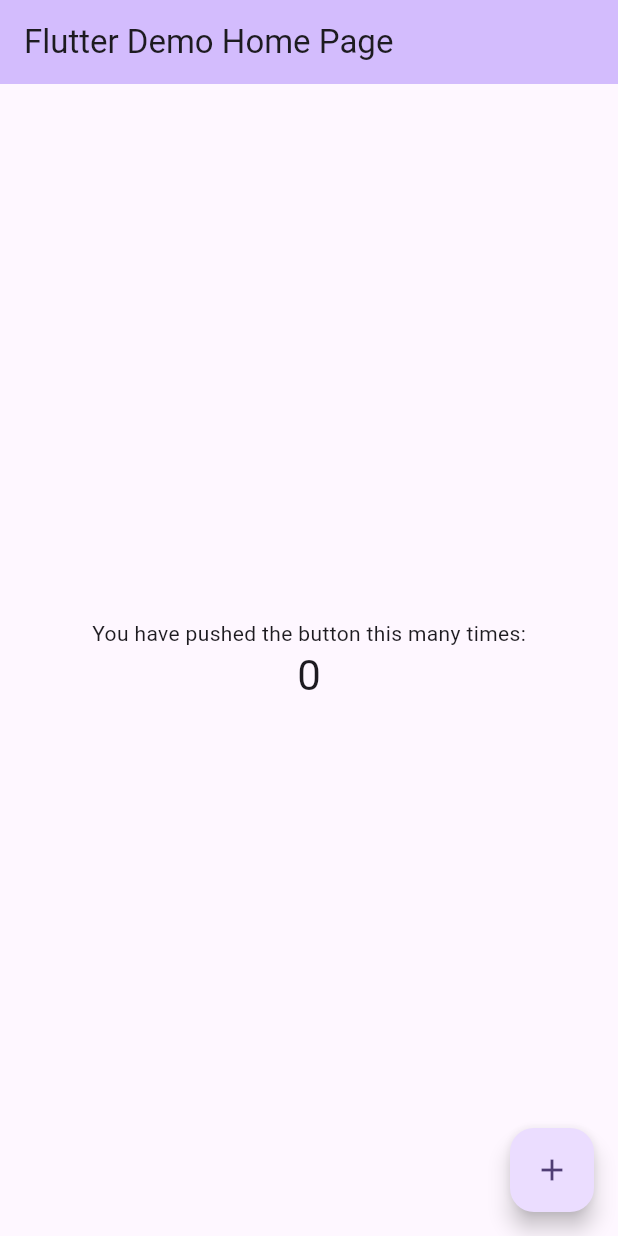
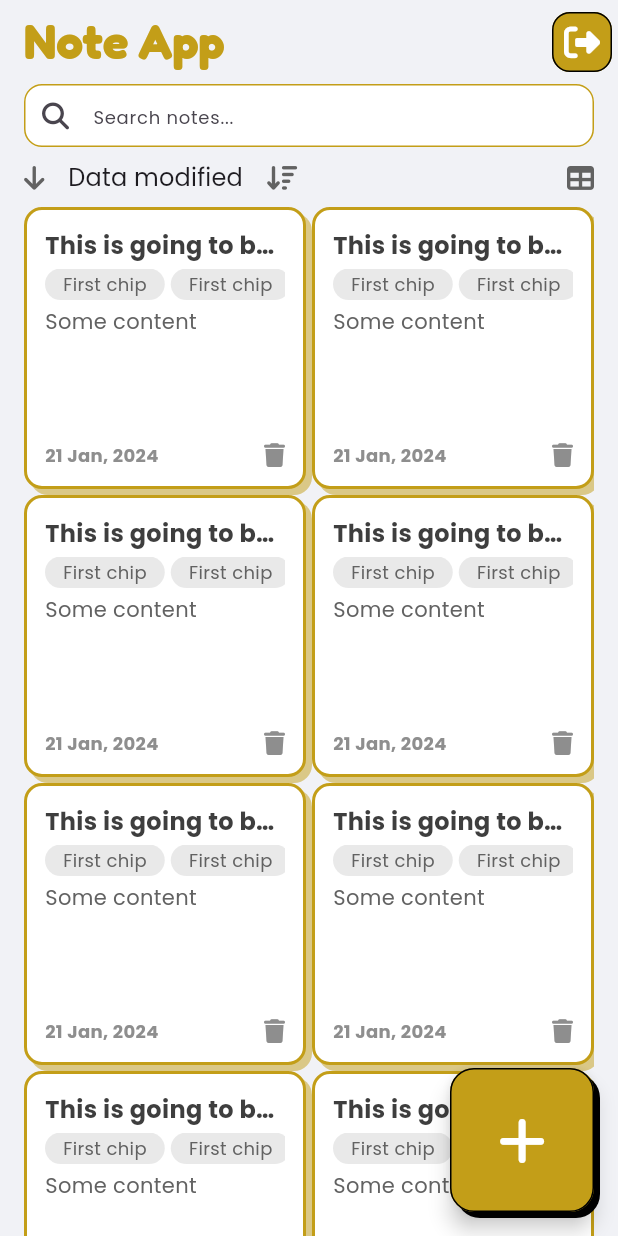
Before and after one commit to Naddz2005/Note-App, a Flutter app: the screen it shows after launch, on a phone screen of 412 x 824 dp. Run offline on Flutter 3.47's test engine with Material 3 defaults, Android fonts, the phone set to English and light mode, and no system bars; our stand-ins replace firebase_core, font_awesome_flutter; accounts and stored records are empty.

Commit message:
Them phong chu va lam giao dien trang chu note app

```diff
--- /dev/null
+++ b/lib/core/constants.dart
@@ -0,0 +1,11 @@
+import 'package:flutter/material.dart';
+
+const Color primary = Color(0xFFC39E18);
+const Color gray900 = Color(0xFF3E3E3E);
+const Color gray700 = Color(0xFF626262);
+const Color gray500 = Color(0xFF8E8E8E);
+const Color gray300 = Color(0xFFBEBEBE);
+const Color gray100 = Color(0xFFE9E9E9);
+const Color background = Color(0xFFF1F2F6);
+const Color black = Colors.black;
+const Color white = Colors.white;
--- a/lib/main.dart
+++ b/lib/main.dart
@@ -1,7 +1,9 @@
 import 'package:flutter/material.dart';
 import 'package:firebase_core/firebase_core.dart';
-import 'package:flutter/rendering.dart';
-Future<void> main() async{
+import 'package:note_app/core/constants.dart';
+import 'package:note_app/pages/main_page.dart';
+
+Future<void> main() async {
   WidgetsFlutterBinding.ensureInitialized();
   await Firebase.initializeApp();
   runApp(const MyApp());
@@ -16,113 +18,21 @@ class MyApp extends StatelessWidget {
     return MaterialApp(
       title: 'Flutter Demo',
       theme: ThemeData(
-        // This is the theme of your application.
-        //
-        // TRY THIS: Try running your application with "flutter run". You'll see
-        // the application has a purple toolbar. Then, without quitting the app,
-        // try changing the seedColor in the colorScheme below to Colors.green
-        // and then invoke "hot reload" (save your changes or press the "hot
-        // reload" button in a Flutter-supported IDE, or press "r" if you used
-        // the command line to start the app).
-        //
-        // Notice that the counter didn't reset back to zero; the application
-        // state is not lost during the reload. To reset the state, use hot
-        // restart instead.
-        //
-        // This works for code too, not just values: Most code changes can be
-        // tested with just a hot reload.
         colorScheme: ColorScheme.fromSeed(seedColor: Colors.deepPurple),
         useMaterial3: true,
+        fontFamily: 'Poppins',
+        scaffoldBackgroundColor: background,
+        appBarTheme: Theme.of(context).appBarTheme.copyWith(
+              backgroundColor: Colors.transparent,
+              titleTextStyle: TextStyle(
+                color: primary,
+                fontFamily: 'Fredoka',
+                fontSize: 32,
+                fontWeight: FontWeight.w600
+              ),
+            ),
       ),
-      home: const MyHomePage(title: 'Flutter Demo Home Page'),
+      home: MainPage(),
     );
   }
 }
-
-class MyHomePage extends StatefulWidget {
-  const MyHomePage({super.key, required this.title});
-
-  // This widget is the home page of your application. It is stateful, meaning
-  // that it has a State object (defined below) that contains fields that affect
-  // how it looks.
-
-  // This class is the configuration for the state. It holds the values (in this
-  // case the title) provided by the parent (in this case the App widget) and
-  // used by the build method of the State. Fields in a Widget subclass are
-  // always marked "final".
-
-  final String title;
-
-  @override
-  State<MyHomePage> createState() => _MyHomePageState();
-}
-
-class _MyHomePageState extends State<MyHomePage> {
-  int _counter = 0;
-
-  void _incrementCounter() {
-    setState(() {
-      // This call to setState tells the Flutter framework that something has
-      // changed in this State, which causes it to rerun the build method below
-      // so that the display can reflect the updated values. If we changed
-      // _counter without calling setState(), then the build method would not be
-      // called again, and so nothing would appear to happen.
-      _counter++;
-    });
-  }
-
-  @override
-  Widget build(BuildContext context) {
-    // This method is rerun every time setState is called, for instance as done
-    // by the _incrementCounter method above.
-    //
-    // The Flutter framework has been optimized to make rerunning build methods
-    // fast, so that you can just rebuild anything that needs updating rather
-    // than having to individually change instances of widgets.
-    return Scaffold(
-      appBar: AppBar(
-        // TRY THIS: Try changing the color here to a specific color (to
-        // Colors.amber, perhaps?) and trigger a hot reload to see the AppBar
-        // change color while the other colors stay the same.
-        backgroundColor: Theme.of(context).colorScheme.inversePrimary,
-        // Here we take the value from the MyHomePage object that was created by
-        // the App.build method, and use it to set our appbar title.
-        title: Text(widget.title),
-      ),
-      body: Center(
-        // Center is a layout widget. It takes a single child and positions it
-        // in the middle of the parent.
-        child: Column(
-          // Column is also a layout widget. It takes a list of children and
-          // arranges them vertically. By default, it sizes itself to fit its
-          // children horizontally, and tries to be as tall as its parent.
-          //
-          // Column has various properties to control how it sizes itself and
-          // how it positions its children. Here we use mainAxisAlignment to
-          // center the children vertically; the main axis here is the vertical
-          // axis because Columns are vertical (the cross axis would be
-          // horizontal).
-          //
-          // TRY THIS: Invoke "debug painting" (choose the "Toggle Debug Paint"
-          // action in the IDE, or press "p" in the console), to see the
-          // wireframe for each widget.
-          mainAxisAlignment: MainAxisAlignment.center,
-          children: <Widget>[
-            const Text(
-              'You have pushed the button this many times:',
-            ),
-            Text(
-              '$_counter',
-              style: Theme.of(context).textTheme.headlineMedium,
-            ),
-          ],
-        ),
-      ),
-      floatingActionButton: FloatingActionButton(
-        onPressed: _incrementCounter,
-        tooltip: 'Increment',
-        child: const Icon(Icons.add),
-      ), // This trailing comma makes auto-formatting nicer for build methods.
-    );
-  }
-}
--- /dev/null
+++ b/lib/pages/main_page.dart
@@ -0,0 +1,140 @@
+import 'package:flutter/material.dart';
+import 'package:font_awesome_flutter/font_awesome_flutter.dart';
+import '../widgets/note_fab.dart';
+
+import '../core/constants.dart';
+import '../widgets/note_grid.dart';
+import '../widgets/note_list.dart';
+import '../widgets/search_field.dart';
+
+class MainPage extends StatefulWidget {
+  const MainPage({super.key});
+
+  @override
+  State<MainPage> createState() => _MainPageState();
+}
+
+class _MainPageState extends State<MainPage> {
+  final List<String> dropdownOptions = ["Data modified", "Date created"];
+  late String dropdownValue = dropdownOptions.first;
+  bool isDescending = true;
+  bool isGrid = true;
+
+  @override
+  Widget build(BuildContext context) {
+    return Scaffold(
+      appBar: AppBar(
+        title: Text("Note App"),
+        actions: [
+          IconButton(
+            onPressed: () {},
+            icon: FaIcon(FontAwesomeIcons.rightFromBracket),
+            style: IconButton.styleFrom(
+              foregroundColor: white,
+              backgroundColor: primary,
+              shape: RoundedRectangleBorder(
+                  borderRadius: BorderRadius.circular(12),
+                  side: BorderSide(color: black)),
+            ),
+          )
+        ],
+      ),
+      floatingActionButton: NoteFab(),
+      body: Padding(
+        padding: EdgeInsets.symmetric(horizontal: 16),
+        child: Column(
+          children: [
+            SearchField(),
+            Padding(
+              padding: const EdgeInsets.symmetric(vertical: 8.0),
+              child: Row(
+                children: [
+                  IconButton(
+                    onPressed: () {
+                      setState(() {
+                        isDescending = !isDescending;
+                      });
+                    },
+                    icon: FaIcon(isDescending
+                        ? FontAwesomeIcons.arrowDown
+                        : FontAwesomeIcons.arrowUp),
+                    padding: EdgeInsets.zero,
+                    visualDensity: VisualDensity.compact,
+                    constraints: BoxConstraints(),
+                    style: IconButton.styleFrom(
+                      tapTargetSize: MaterialTapTargetSize.shrinkWrap,
+                    ),
+                    iconSize: 18,
+                    color: gray700,
+                  ),
+                  SizedBox(
+                    width: 16,
+                  ),
+                  DropdownButton<String>(
+                      value: dropdownValue,
+                      icon: Padding(
+                        padding: EdgeInsets.only(left: 16),
+                        child: FaIcon(
+                          FontAwesomeIcons.arrowDownWideShort,
+                          size: 18,
+                          color: gray700,
+                        ),
+                      ),
+                      underline: SizedBox.shrink(),
+                      isDense: true,
+                      borderRadius: BorderRadius.circular(16),
+                      items: dropdownOptions
+                          .map((e) =>
+                          DropdownMenuItem(
+                            value: e,
+                            child: Row(
+                              children: [
+                                Text(e),
+                                if (e == dropdownValue) ...[
+                                  SizedBox(
+                                    width: 8,
+                                  ),
+                                  Icon(Icons.check),
+                                ]
+                              ],
+                            ),
+                          ))
+                          .toList(),
+                      selectedItemBuilder: (context) =>
+                          dropdownOptions.map((e) => Text(e)).toList(),
+                      onChanged: (newValue) {
+                        setState(() {
+                          dropdownValue = newValue!;
+                        });
+                      }),
+                  Spacer(),
+                  IconButton(
+                    onPressed: () {
+                      setState(() {
+                        isGrid = !isGrid;
+                      });
+                    },
+                    icon: FaIcon(isGrid
+                        ? FontAwesomeIcons.table
+                        : FontAwesomeIcons.bars),
+                    padding: EdgeInsets.zero,
+                    visualDensity: VisualDensity.compact,
+                    constraints: BoxConstraints(),
+                    style: IconButton.styleFrom(
+                      tapTargetSize: MaterialTapTargetSize.shrinkWrap,
+                    ),
+                    iconSize: 18,
+                    color: gray700,
+                  )
+                ],
+              ),
+            ),
+            Expanded(
+              child: isGrid ? Note_Grid() : NotesList(),
+            )
+          ],
+        ),
+      ),
+    );
+  }
+}
--- /dev/null
+++ b/lib/widgets/note_card.dart
@@ -0,0 +1,92 @@
+import 'package:flutter/material.dart';
+import 'package:font_awesome_flutter/font_awesome_flutter.dart';
+import '../core/constants.dart';
+class NoteCard extends StatelessWidget {
+  const NoteCard({
+    super.key,
+    required this.isInGrid,
+  });
+
+  final bool isInGrid;
+
+  @override
+  Widget build(BuildContext context) {
+    return Container(
+      decoration: BoxDecoration(
+        color: white,
+        border: Border.all(color: primary, width: 2),
+        borderRadius: BorderRadius.circular(12),
+        boxShadow: [
+          BoxShadow(color: primary.withOpacity(0.5), offset: Offset(4, 4)),
+        ],
+      ),
+      padding: EdgeInsets.all(12),
+      child: Column(
+        crossAxisAlignment: CrossAxisAlignment.start,
+        children: [
+          Text(
+            "This is going to ba title",
+            maxLines: 1,
+            overflow: TextOverflow.ellipsis,
+            style: TextStyle(
+                fontWeight: FontWeight.bold, fontSize: 16, color: gray900),
+          ),
+          SizedBox(
+            height: 4,
+          ),
+          SingleChildScrollView(
+            scrollDirection: Axis.horizontal,
+            child: Row(
+              children: List.generate(
+                  3,
+                      (index) =>
+                      Container(
+                        child: Text(
+                          "First chip",
+                          style: TextStyle(fontSize: 12, color: gray700),
+                        ),
+                        decoration: BoxDecoration(
+                            borderRadius: BorderRadius.circular(16),
+                            color: gray100),
+                        padding:
+                        EdgeInsets.symmetric(horizontal: 12, vertical: 2),
+                        margin: EdgeInsets.only(right: 4),
+                      )),
+            ),
+          ),
+          SizedBox(
+            height: 4,
+          ),
+          if (isInGrid)
+            Expanded(
+                child: Text(
+                  "Some content",
+                  style: TextStyle(color: gray700),
+                ))
+          else
+            Text(
+              "Some content",
+              style: TextStyle(color: gray700),
+              maxLines: 3,
+              overflow: TextOverflow.ellipsis,
+            ),
+          Row(
+            children: [
+              Text(
+                "21 Jan, 2024",
+                style: TextStyle(
+                    fontSize: 12, fontWeight: FontWeight.w600, color: gray500),
+              ),
+              Spacer(),
+              FaIcon(
+                FontAwesomeIcons.trash,
+                color: gray500,
+                size: 16,
+              )
+            ],
+          )
+        ],
+      ),
+    );
+  }
+}
--- /dev/null
+++ b/lib/widgets/note_fab.dart
@@ -0,0 +1,39 @@
+import 'package:flutter/material.dart';
+import 'package:font_awesome_flutter/font_awesome_flutter.dart';
+
+import '../core/constants.dart';
+
+
+
+class NoteFab extends StatelessWidget {
+  const NoteFab({
+    super.key,
+  });
+
+  @override
+  Widget build(BuildContext context) {
+    return DecoratedBox(
+      decoration: BoxDecoration(
+          borderRadius: BorderRadius.circular(16),
+          boxShadow: [
+            BoxShadow(
+              color: black,
+              offset: Offset(4, 4),
+            )
+          ]
+      ),
+      child: FloatingActionButton.large(
+        onPressed: () {},
+        child: FaIcon(FontAwesomeIcons.plus),
+        backgroundColor: primary,
+        foregroundColor: white,
+        shape: RoundedRectangleBorder(
+            borderRadius: BorderRadius.circular(16),
+            side: BorderSide(
+              color: black,
+            )
+        ),
+      ),
+    );
+  }
+}
--- /dev/null
+++ b/lib/widgets/note_grid.dart
@@ -0,0 +1,22 @@
+import 'package:flutter/material.dart';
+
+import 'note_card.dart';
+
+class Note_Grid extends StatelessWidget {
+  const Note_Grid({
+    super.key,
+  });
+
+  @override
+  Widget build(BuildContext context) {
+    return GridView.builder(
+        itemCount: 15,
+        gridDelegate: SliverGridDelegateWithFixedCrossAxisCount(
+            crossAxisCount: 2, crossAxisSpacing: 4, mainAxisSpacing: 4),
+        itemBuilder: (context, int index) {
+          return NoteCard(
+            isInGrid: true,
+          );
+        });
+  }
+}
--- /dev/null
+++ b/lib/widgets/note_list.dart
@@ -0,0 +1,29 @@
+import 'package:flutter/material.dart';
+import '../widgets/note_card.dart';
+
+
+class NotesList extends StatefulWidget {
+  const NotesList({super.key});
+
+  @override
+  State<NotesList> createState() => _NotesListState();
+}
+
+class _NotesListState extends State<NotesList> {
+  @override
+  Widget build(BuildContext context) {
+    return ListView.separated(
+      clipBehavior: Clip.none,
+      itemCount: 15,
+      itemBuilder: (context, index) {
+        return NoteCard(
+          isInGrid: false,
+        );
+      },
+      separatorBuilder: (context, index)
+      =>
+          SizedBox(height: 8,)
+      ,
+    );
+  }
+}
--- /dev/null
+++ b/lib/widgets/search_field.dart
@@ -0,0 +1,38 @@
+import 'package:flutter/material.dart';
+import 'package:font_awesome_flutter/font_awesome_flutter.dart';
+
+import '../core/constants.dart';
+
+class SearchField extends StatelessWidget {
+  const SearchField({
+    super.key,
+  });
+
+  @override
+  Widget build(BuildContext context) {
+    return TextField(
+      decoration: InputDecoration(
+          hintText: "Search notes...",
+          hintStyle: TextStyle(
+            fontSize: 12,
+          ),
+          prefixIcon: Icon(FontAwesomeIcons.magnifyingGlass),
+          isDense: true,
+          contentPadding: EdgeInsets.zero,
+          prefixIconConstraints: BoxConstraints(
+            minWidth: 42,
+            minHeight: 42,
+          ),
+          fillColor: white,
+          filled: true,
+          enabledBorder: OutlineInputBorder(
+              borderRadius: BorderRadius.circular(12),
+              borderSide: BorderSide(
+                color: primary,
+              )),
+          focusedBorder: OutlineInputBorder(
+              borderSide: BorderSide(color: primary),
+              borderRadius: BorderRadius.circular(12))),
+    );
+  }
+}
```
Also changed, not shown: pubspec.yaml (+15 -12 lines), assets/fonts/fredoka/Fredoka-Bold.ttf (added), assets/fonts/fredoka/Fredoka-Regular.ttf (added), assets/fonts/poppins/Poppins-Bold.ttf (added), assets/fonts/poppins/Poppins-Italic.ttf (added), assets/fonts/poppins/Poppins-Regular.ttf (added), assets/images/person.png (added), pubspec.lock.
